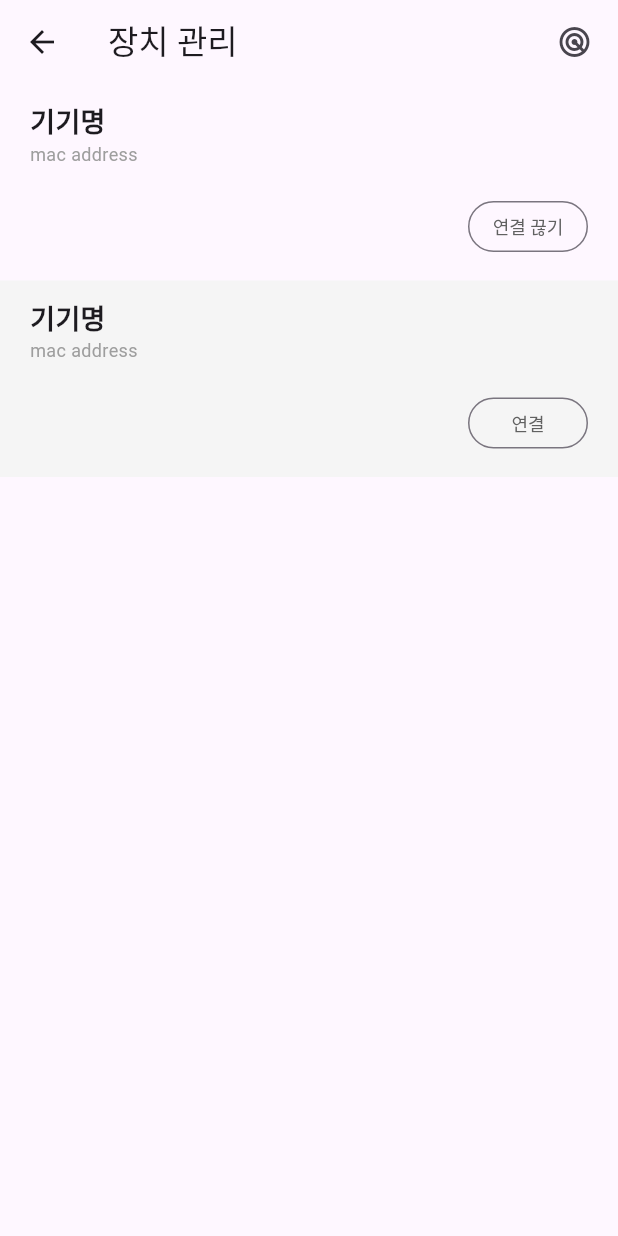
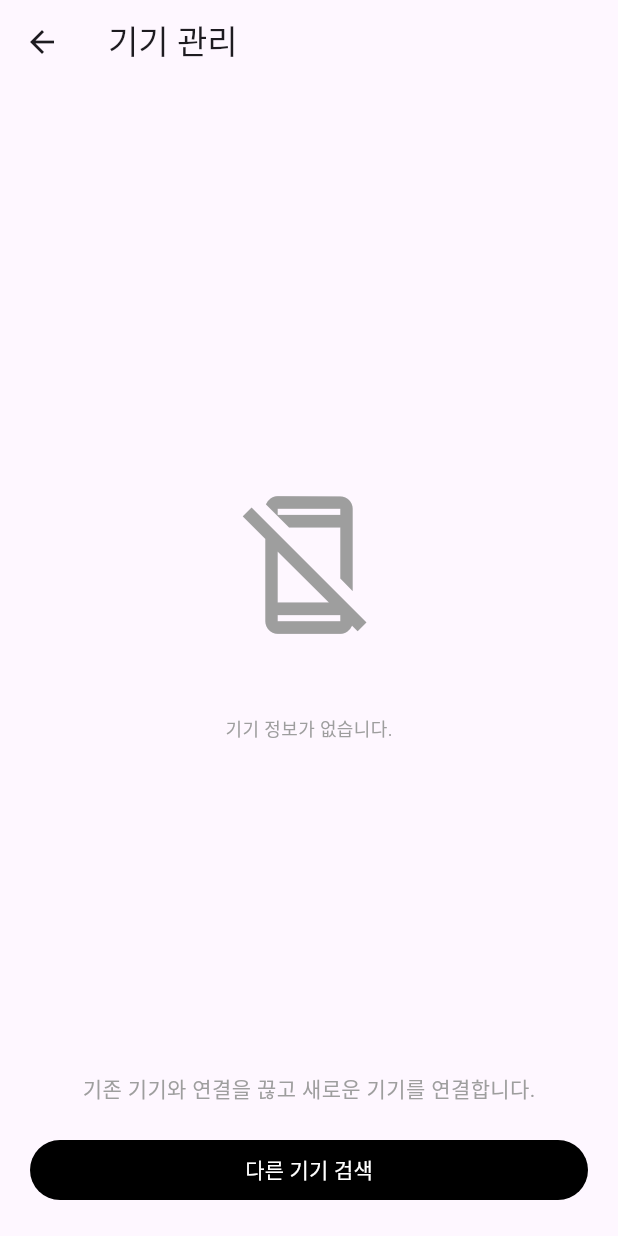
Before and after one commit to hyesuhong/health_band, a Flutter app: the DeviceManageScreen screen opened by its route, on a phone screen of 412 x 824 dp. Run offline on Flutter 3.47's test engine with Material 3 defaults, Android fonts, the phone set to English and light mode, and no system bars.

Commit message:
feat: modify device manage screen layout

```diff
--- a/lib/router.dart
+++ b/lib/router.dart
@@ -1,10 +1,12 @@
 import 'package:flutter/material.dart';
 import 'package:health_band/screens/device_manage_screen.dart';
+import 'package:health_band/screens/device_search_screen.dart';
 import 'package:health_band/screens/summary_screen.dart';
 
 class AppRoutes {
   static const home = '/';
   static const device = '/device';
+  static const deviceSearch = '/device/search';
 }
 
 class RouteGenerator {
@@ -14,6 +16,8 @@ class RouteGenerator {
         return _buildRoute(const SummaryScreen(), settings: settings);
       case AppRoutes.device:
         return _buildRoute(const DeviceManageScreen(), settings: settings);
+      case AppRoutes.deviceSearch:
+        return _buildRoute(const DeviceSearchScreen(), settings: settings);
       default:
         return _errorRoute();
     }
--- a/lib/screens/device_manage_screen.dart
+++ b/lib/screens/device_manage_screen.dart
@@ -1,4 +1,6 @@
 import 'package:flutter/material.dart';
+import 'package:health_band/router.dart';
+import 'package:health_band/widgets/device_info_widget.dart';
 
 class DeviceManageScreen extends StatelessWidget {
   const DeviceManageScreen({super.key});
@@ -7,77 +9,45 @@ class DeviceManageScreen extends StatelessWidget {
   Widget build(BuildContext context) {
     return Scaffold(
       appBar: AppBar(
-        title: const Text('장치 관리'),
-        actions: [
-          Container(
-            width: 30,
-            height: 30,
-            margin: const EdgeInsets.only(
-              right: 14,
-            ),
-            child: IconButton(
-              padding: const EdgeInsets.all(0),
-              iconSize: 24,
-              onPressed: () {},
-              icon: const Icon(Icons.radar_outlined),
-            ),
-          ),
-        ],
+        title: const Text('기기 관리'),
       ),
       body: SafeArea(
-        child: SingleChildScrollView(
-          child: ListView.builder(
-            shrinkWrap: true,
-            physics: const NeverScrollableScrollPhysics(),
-            itemBuilder: (BuildContext context, int index) {
-              return Container(
-                padding: const EdgeInsets.symmetric(
-                  horizontal: 20,
-                  vertical: 12,
-                ),
-                color: index.isEven ? Colors.transparent : Colors.grey[100],
+        child: Column(
+          children: [
+            const Expanded(
+              child: Padding(
+                padding: EdgeInsets.all(20),
                 child: Column(
-                  crossAxisAlignment: CrossAxisAlignment.start,
                   children: [
-                    const Text(
-                      '기기명',
-                      style: TextStyle(
-                        fontSize: 18,
-                        fontWeight: FontWeight.w700,
+                    Expanded(
+                      child: DeviceInfoWidget(
+                        deviceName: '기기명',
                       ),
                     ),
-                    const Text(
-                      'mac address',
-                      style: TextStyle(
-                        fontSize: 12,
-                        color: Colors.grey,
-                      ),
-                    ),
-                    const SizedBox(height: 16),
-                    Row(
-                      mainAxisAlignment: MainAxisAlignment.end,
-                      children: [
-                        OutlinedButton(
-                          style: OutlinedButton.styleFrom(
-                            textStyle: const TextStyle(fontSize: 12),
-                            minimumSize: Size.zero,
-                            padding: const EdgeInsets.symmetric(
-                              vertical: 8,
-                            ),
-                            foregroundColor: Colors.grey[700],
-                            fixedSize: const Size.fromWidth(80),
-                          ),
-                          onPressed: () {},
-                          child: Text(index.isOdd ? '연결' : '연결 끊기'),
-                        )
-                      ],
+                    // TODO: 저장된 기기가 있을 경우, 하단 텍스트 노출
+                    Text(
+                      '기존 기기와 연결을 끊고 새로운 기기를 연결합니다.',
+                      style: TextStyle(color: Colors.grey),
                     )
                   ],
                 ),
-              );
-            },
-            itemCount: 2,
-          ),
+              ),
+            ),
+            Container(
+              padding: const EdgeInsets.only(left: 20, bottom: 20, right: 20),
+              child: FilledButton(
+                // TODO: 저장된 기기 정보 유무로 텍스트 변경(유: 다른 기기 검색 / 무: 기기 검색)
+                style: FilledButton.styleFrom(
+                  backgroundColor: Colors.black,
+                  minimumSize: const Size.fromHeight(40),
+                ),
+                onPressed: () {
+                  Navigator.pushNamed(context, AppRoutes.deviceSearch);
+                },
+                child: const Text('다른 기기 검색'),
+              ),
+            )
+          ],
         ),
       ),
     );
--- /dev/null
+++ b/lib/screens/device_search_screen.dart
@@ -0,0 +1,10 @@
+import 'package:flutter/material.dart';
+
+class DeviceSearchScreen extends StatelessWidget {
+  const DeviceSearchScreen({super.key});
+
+  @override
+  Widget build(BuildContext context) {
+    return Scaffold();
+  }
+}
--- a/lib/screens/summary_screen.dart
+++ b/lib/screens/summary_screen.dart
@@ -28,17 +28,11 @@ class SummaryScreen extends StatelessWidget {
             child: SizedBox(
               width: 42,
               height: 42,
-              child: IconButton.filled(
-                color: Colors.white,
-                style: const ButtonStyle(
-                  backgroundColor: MaterialStatePropertyAll<Color>(Colors.grey),
-                ),
+              child: IconButton(
                 onPressed: () {
                   Navigator.pushNamed(context, AppRoutes.device);
                 },
-                icon: const Icon(
-                  Icons.watch_outlined,
-                ),
+                icon: const Icon(Icons.watch_outlined),
               ),
             ),
           )
--- /dev/null
+++ b/lib/widgets/device_info_widget.dart
@@ -0,0 +1,58 @@
+import 'package:flutter/material.dart';
+
+class DeviceInfoWidget extends StatelessWidget {
+  final String? deviceName;
+  final String? macAddress;
+
+  const DeviceInfoWidget({
+    super.key,
+    this.deviceName,
+    this.macAddress,
+  });
+
+  bool get _isAvailable => deviceName != null && macAddress != null;
+
+  List<Widget> _buildDeviceInfo() {
+    return [
+      const SizedBox(height: 20),
+      if (_isAvailable)
+        Text(
+          deviceName!,
+          style: const TextStyle(
+            fontSize: 18,
+            fontWeight: FontWeight.w700,
+          ),
+        ),
+      if (_isAvailable) const SizedBox(height: 4),
+      Text(
+        _isAvailable ? macAddress! : '기기 정보가 없습니다.',
+        style: const TextStyle(
+          fontSize: 12,
+          color: Colors.grey,
+        ),
+      ),
+    ];
+  }
+
+  @override
+  Widget build(BuildContext context) {
+    return Column(
+      mainAxisAlignment: MainAxisAlignment.center,
+      children: [
+        Container(
+          width: 160,
+          height: 160,
+          color: _isAvailable ? Colors.grey : Colors.transparent,
+          child: _isAvailable
+              ? const Text('기기 이미지 영역')
+              : const Icon(
+                  Icons.no_cell_outlined,
+                  color: Colors.grey,
+                  size: 100,
+                ),
+        ),
+        ..._buildDeviceInfo(),
+      ],
+    );
+  }
+}
```
